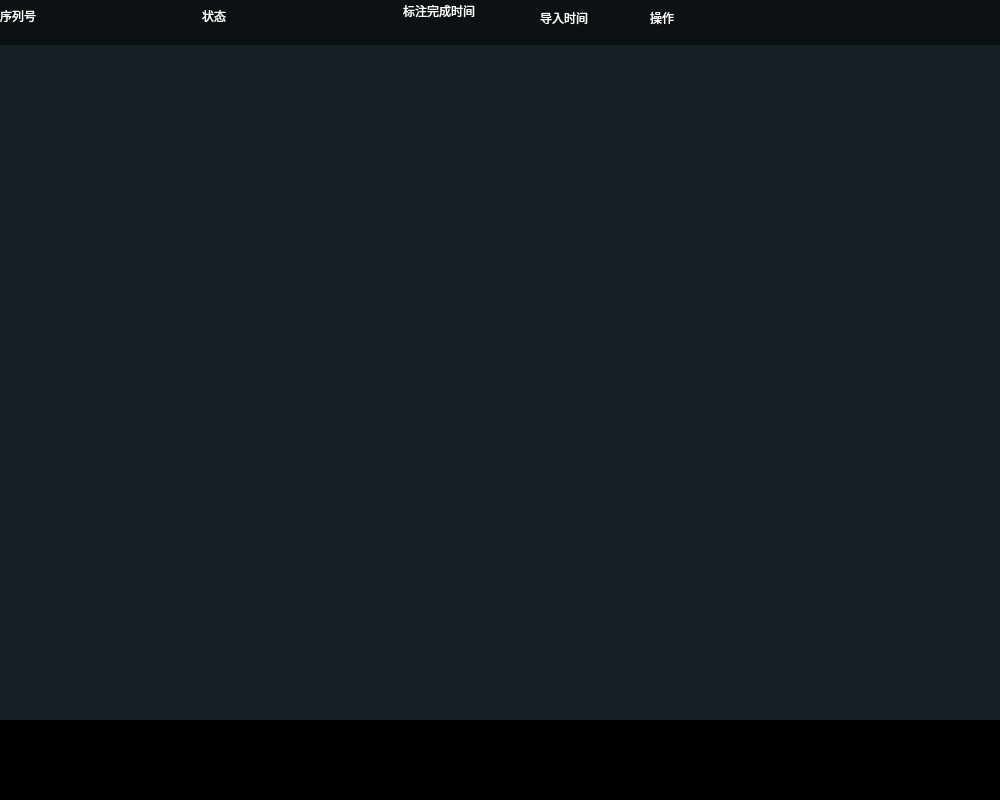
Old version of the form CustomListWidget.ui in the repository OnlyOneTerry/customListWidget.
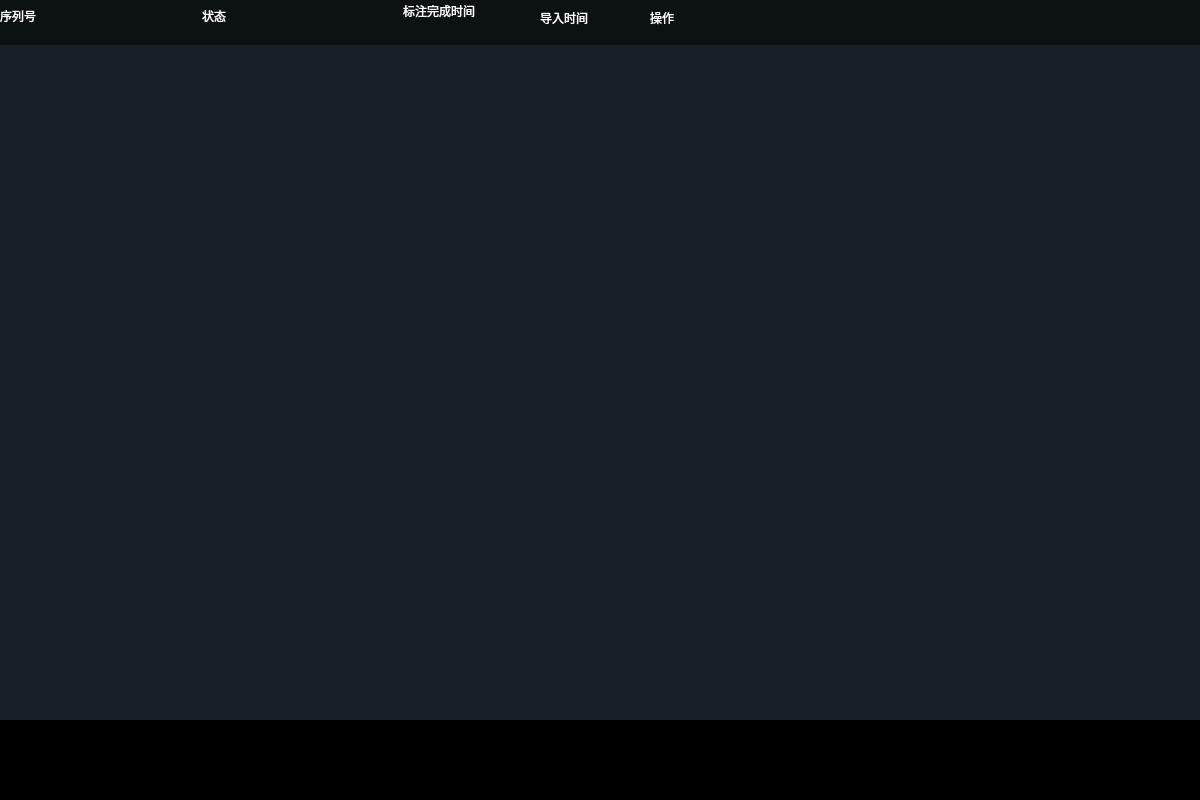
New version of the form.

Diff of the .ui file:
```diff
--- a/CustomListWidget.ui
+++ b/CustomListWidget.ui
@@ -6,13 +6,13 @@
    <rect>
     <x>0</x>
     <y>0</y>
-    <width>1000</width>
+    <width>1200</width>
     <height>800</height>
    </rect>
   </property>
   <property name="minimumSize">
    <size>
-    <width>1000</width>
+    <width>1200</width>
     <height>800</height>
    </size>
   </property>
```
